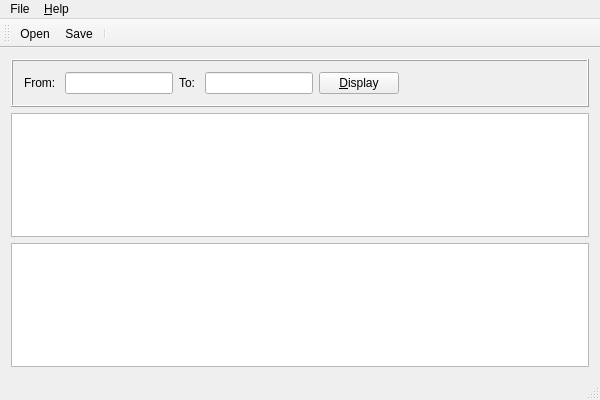
Above: PhTableEditor/mainwindow.ui from forevergenin/phtranslator before the change. Below: the same form after it.
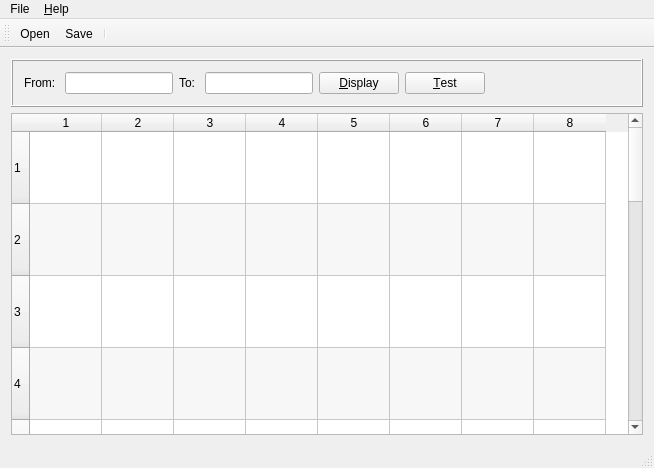
That is the form after the change. Icons and pictures are not drawn.

Patch:
```diff
--- a/PhTableEditor/mainwindow.ui
+++ b/PhTableEditor/mainwindow.ui
@@ -6,8 +6,8 @@
    <rect>
     <x>0</x>
     <y>0</y>
-    <width>600</width>
-    <height>400</height>
+    <width>654</width>
+    <height>468</height>
    </rect>
   </property>
   <property name="windowTitle">
@@ -24,6 +24,9 @@
        <enum>QFrame::Raised</enum>
       </property>
       <layout class="QFormLayout" name="formLayout">
+       <property name="fieldGrowthPolicy">
+        <enum>QFormLayout::AllNonFixedFieldsGrow</enum>
+       </property>
        <item row="0" column="0">
         <widget class="QFrame" name="frame">
          <layout class="QGridLayout" name="gridLayout">
@@ -63,6 +66,13 @@
             </property>
            </widget>
           </item>
+          <item row="0" column="6">
+           <widget class="QPushButton" name="pushButton_Test">
+            <property name="text">
+             <string>&amp;Test</string>
+            </property>
+           </widget>
+          </item>
          </layout>
         </widget>
        </item>
@@ -83,10 +93,62 @@
      </widget>
     </item>
     <item>
-     <widget class="QTableWidget" name="tableWidget"/>
-    </item>
-    <item>
-     <widget class="QTableView" name="tableView"/>
+     <widget class="QTableWidget" name="tableWidget">
+      <property name="mouseTracking">
+       <bool>true</bool>
+      </property>
+      <property name="alternatingRowColors">
+       <bool>true</bool>
+      </property>
+      <property name="selectionMode">
+       <enum>QAbstractItemView::SingleSelection</enum>
+      </property>
+      <property name="showGrid">
+       <bool>true</bool>
+      </property>
+      <property name="rowCount">
+       <number>16</number>
+      </property>
+      <property name="columnCount">
+       <number>8</number>
+      </property>
+      <attribute name="horizontalHeaderDefaultSectionSize">
+       <number>72</number>
+      </attribute>
+      <attribute name="horizontalHeaderMinimumSectionSize">
+       <number>64</number>
+      </attribute>
+      <attribute name="verticalHeaderDefaultSectionSize">
+       <number>72</number>
+      </attribute>
+      <attribute name="verticalHeaderMinimumSectionSize">
+       <number>64</number>
+      </attribute>
+      <row/>
+      <row/>
+      <row/>
+      <row/>
+      <row/>
+      <row/>
+      <row/>
+      <row/>
+      <row/>
+      <row/>
+      <row/>
+      <row/>
+      <row/>
+      <row/>
+      <row/>
+      <row/>
+      <column/>
+      <column/>
+      <column/>
+      <column/>
+      <column/>
+      <column/>
+      <column/>
+      <column/>
+     </widget>
     </item>
    </layout>
   </widget>
@@ -95,8 +157,8 @@
     <rect>
      <x>0</x>
      <y>0</y>
-     <width>600</width>
-     <height>27</height>
+     <width>654</width>
+     <height>23</height>
     </rect>
    </property>
    <widget class="QMenu" name="menuFile">
```
Left out of the diff: 59 changed lines with no effect on the pictures.
